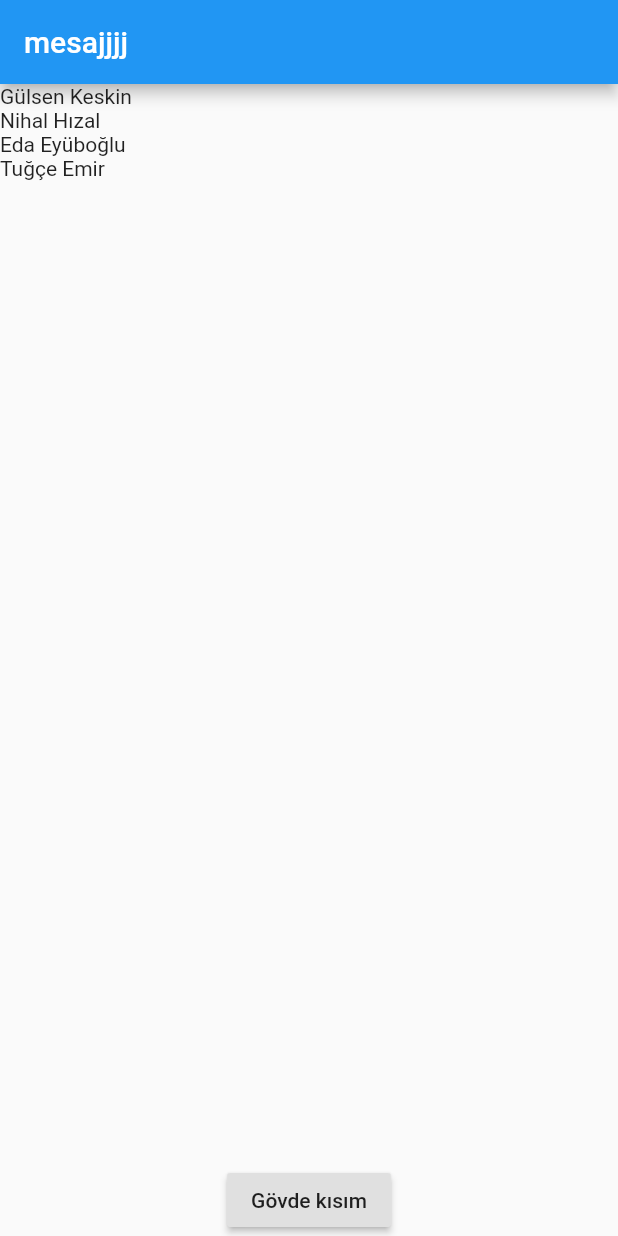
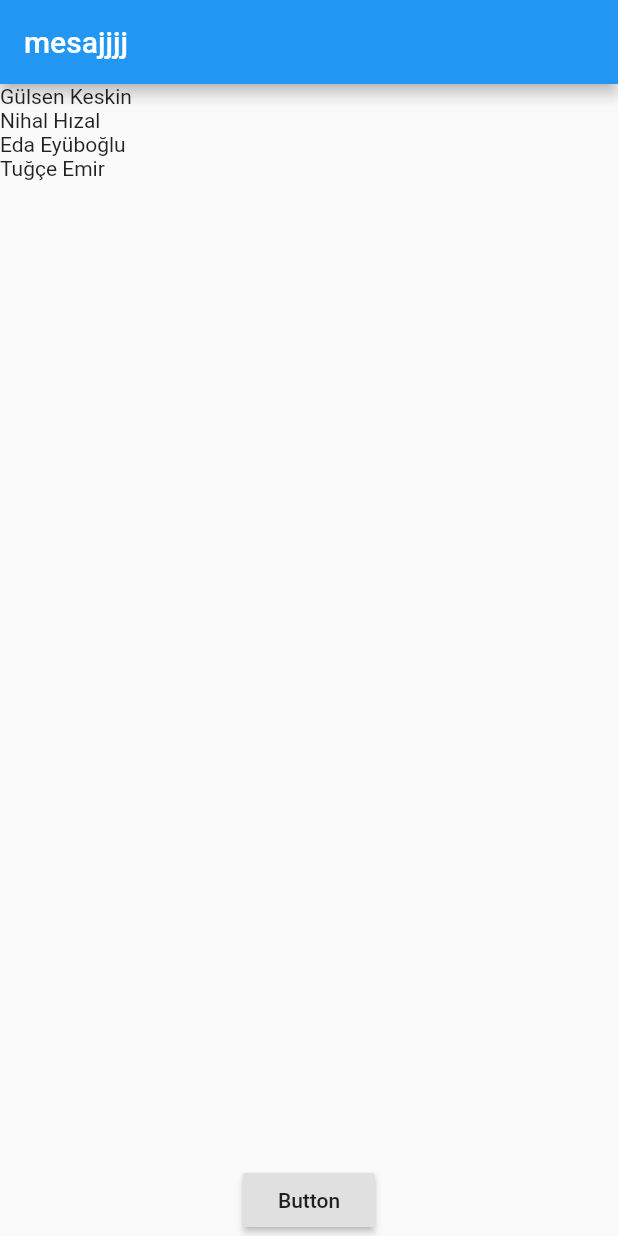
Before and after one commit to gulsenkeskin/grade-tracking, a Flutter app: the screen it shows after launch, on a phone screen of 412 x 824 dp. Run offline on Flutter 3.47's test engine with Material 2 defaults, Android fonts, the phone set to English and light mode, and no system bars.

Commit message:
Update main.dart

```diff
--- a/lib/main.dart
+++ b/lib/main.dart
@@ -10,36 +10,15 @@ void main(){
 
 class MyApp extends StatelessWidget {
   String mesaj="mesajjjj";
+  var ogrenciler=["Gülsen Keskin","Nihal Hızal","Eda Eyüboğlu","Tuğçe Emir"];
+
   @override
   Widget build(BuildContext context) {
-    var ogrenciler=["Gülsen Keskin","Nihal Hızal","Eda Eyüboğlu","Tuğçe Emir"];
     return Scaffold(
       appBar: AppBar(
         title: Text(mesaj),
       ),
-      body: Column(
-        children: [
-          Expanded(
-            //elimizdeki veriye göre dinamik list view oluşturur
-            child: ListView.builder(
-                itemCount: ogrenciler.length,
-                //eleman sayısı kadar itemBuilder fonksiyonu çalıştırılır
-                itemBuilder: (BuildContext context, int index){
-                return Text(ogrenciler[index]);
-                })
-          ),
-          Center(
-            child:RaisedButton(
-              child:Text("Gövde kısım"),
-              onPressed: (){
-                var mesaj= sinavHesapla(55);
-                //Widget ağacından düşen context'i paremetre olarak göndeririz
-                mesajGoster(context, mesaj);
-              },
-            ),
-          ),
-        ],
-      ),
+      body: buildBody(context),
     );
   }
 
@@ -64,6 +43,32 @@ class MyApp extends StatelessWidget {
     showDialog(context: context, builder: (BuildContext context)=>alert);
   }
 
+  Widget buildBody(BuildContext context) {
+    return Column(
+      children: [
+        Expanded(
+          //elimizdeki veriye göre dinamik list view oluşturur
+            child: ListView.builder(
+                itemCount: ogrenciler.length,
+                //eleman sayısı kadar itemBuilder fonksiyonu çalıştırılır
+                itemBuilder: (BuildContext context, int index){
+                  return Text(ogrenciler[index]);
+                })
+        ),
+        Center(
+          child:RaisedButton(
+            child:Text("Button"),
+            onPressed: (){
+              var mesaj= sinavHesapla(55);
+              //Widget ağacından düşen context'i paremetre olarak göndeririz
+              mesajGoster(context, mesaj);
+            },
+          ),
+        ),
+      ],
+    );
+  }
+
 
 }
 
```
